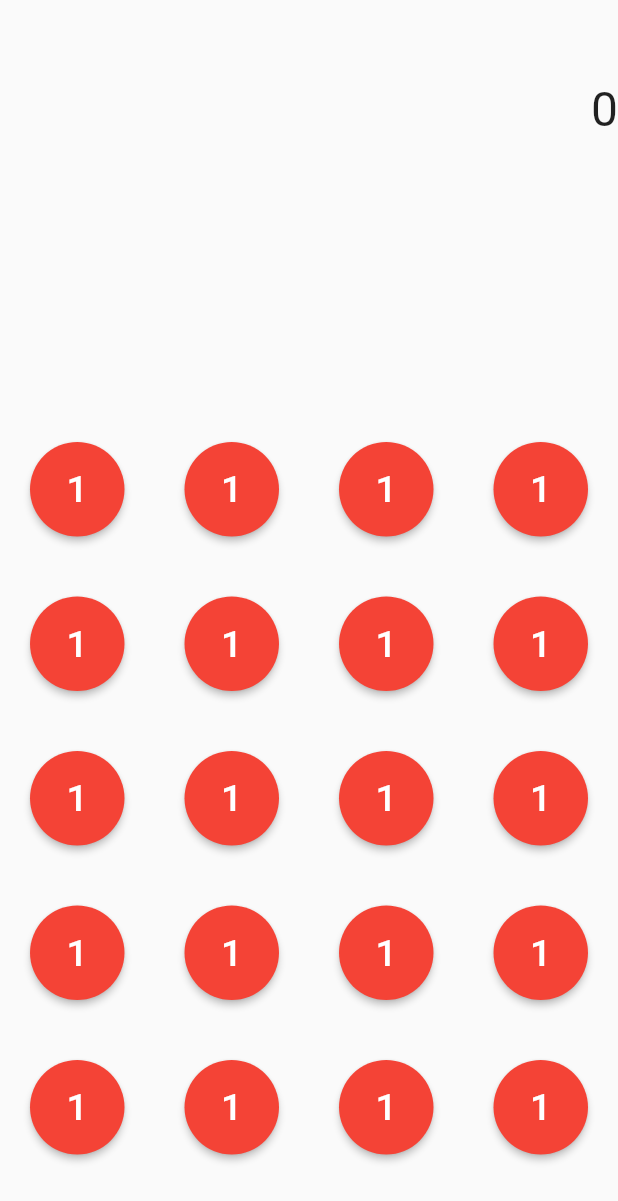
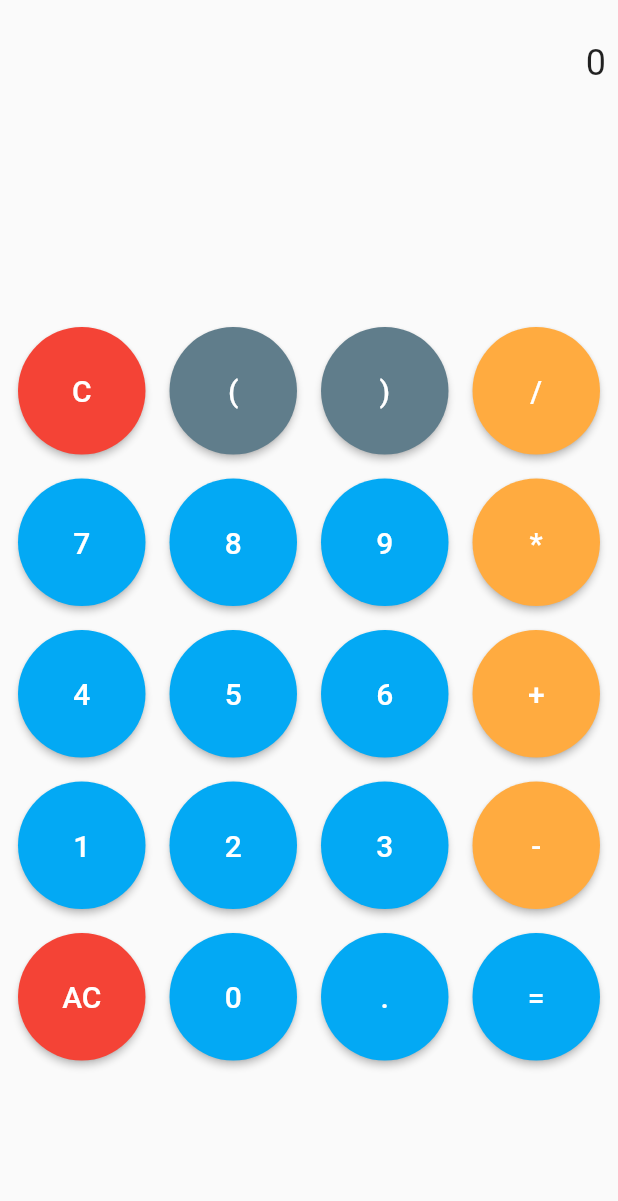
Before and after one commit to SaileshAcharya1229/calculator_Flutter, a Flutter app: the screen it shows after launch, on a phone screen of 412 x 824 dp. Shown: the top 1201 px of the screen. Run offline on Flutter 3.47's test engine with Material 2 defaults, Android fonts, the phone set to English and light mode, and no system bars; our stand-ins replace math_expressions.

Commit message:
almost completing the project except good UI

```diff
--- a/lib/calculator.dart
+++ b/lib/calculator.dart
@@ -1,4 +1,5 @@
 import 'package:flutter/material.dart';
+import 'package:math_expressions/math_expressions.dart';
 
 class Calculator extends StatefulWidget {
   const Calculator({super.key});
@@ -10,35 +11,61 @@ class Calculator extends StatefulWidget {
 class _CalculatorState extends State<Calculator> {
   String userInput = " ";
   String result = "0";
+
+  List<String> buttonsList = [
+    'C',
+    '(',
+    ')',
+    '/',
+    '7',
+    '8',
+    '9',
+    '*',
+    '4',
+    '5',
+    '6',
+    '+',
+    '1',
+    '2',
+    '3',
+    '-',
+    'AC',
+    '0',
+    '.',
+    '=',
+  ];
+
   @override
   Widget build(BuildContext context) {
     return SafeArea(
-        child: Scaffold(
-      body: Column(
-        children: [
-          Flexible(child: resultWidget(), flex: 1),
-          Flexible(child: buttonsWidget(), flex: 2),
-        ],
+      child: Scaffold(
+        body: Column(
+          children: [
+            Flexible(child: resultWidget(), flex: 1),
+            Flexible(child: buttonsWidget(), flex: 3),
+          ],
+        ),
       ),
-    ));
+    );
   }
 
   Widget resultWidget() {
     return Column(
       children: [
         Container(
-          padding: EdgeInsets.all(8),
+          padding: EdgeInsets.symmetric(horizontal: 8),
           alignment: Alignment.centerRight,
           child: Text(
             userInput,
-            style: TextStyle(fontSize: 32),
+            style: TextStyle(fontSize: 24),
           ),
         ),
         Container(
+          padding: const EdgeInsets.symmetric(horizontal: 8),
           alignment: Alignment.centerRight,
           child: Text(
             result,
-            style: TextStyle(fontSize: 32),
+            style: TextStyle(fontSize: 24),
           ),
         )
       ],
@@ -48,27 +75,100 @@ class _CalculatorState extends State<Calculator> {
   Widget buttonsWidget() {
     return GridView.builder(
       itemCount: 20,
-      gridDelegate:
-          const SliverGridDelegateWithFixedCrossAxisCount(crossAxisCount: 4),
+      gridDelegate: const SliverGridDelegateWithFixedCrossAxisCount(
+        crossAxisCount: 4,
+        mainAxisSpacing: 8,
+        crossAxisSpacing: 8,
+      ),
+      padding: const EdgeInsets.all(8),
       itemBuilder: (BuildContext context, int index) {
-        return button("1");
+        return button(buttonsList[index]);
       },
     );
   }
 
   Widget button(String text) {
     return Container(
-      margin: EdgeInsets.all(20),
+      margin: EdgeInsets.all(4),
       child: MaterialButton(
-        onPressed: () {},
-        color: Colors.red,
+        onPressed: () {
+          setState(() {
+            handledButtonPressed(text);
+          });
+        },
+        color: getColor(text),
         textColor: Colors.white,
         child: Text(
           text,
-          style: const TextStyle(fontSize: 25),
+          style: const TextStyle(fontSize: 20),
         ),
         shape: CircleBorder(),
+        padding: const EdgeInsets.all(16),
       ),
     );
   }
+
+  void handledButtonPressed(String text) {
+    if (text == "AC") {
+      userInput = "";
+      result = "0";
+      return;
+    }
+    if (text == "C") {
+      userInput = userInput.substring(0, userInput.length - 1);
+      return;
+    }
+
+    if (text == "=") {
+      result = calculate();
+      if (result.endsWith(".0")) result = result.replaceAll(".0", "");
+      return;
+    }
+    userInput = userInput + text;
+  }
+
+  bool _isValidExpression(String input) {
+    // Basic check for invalid characters, sequences, etc.
+    // This is a simple example; you might want to use a more robust method.
+    final validCharacters = RegExp(r'^[0-9\+\-\*/\(\)\.]*$');
+    return validCharacters.hasMatch(input);
+  }
+
+  String calculate() {
+    try {
+      if (!_isValidExpression(userInput)) {
+        return "Error";
+      }
+      var exp = Parser().parse(userInput);
+      var evaluation = exp.evaluate(EvaluationType.REAL, ContextModel());
+      return evaluation.toString();
+    } catch (e) {
+      return "Error";
+    }
+  }
+
+  // String calculate() {
+  //   try {
+  //     print('User Input: $userInput');
+  //     var exp = Parser().parse(userInput);
+  //     var evaluation = exp.evaluate(EvaluationType.REAL, ContextModel());
+  //     return evaluation.toString();
+  //   } catch (e) {
+  //     print('Error: $e');
+  //     return "Error";
+  //   }
+  // }
+
+  Color getColor(String text) {
+    if (text == "/" || text == "*" || text == "+" || text == "-") {
+      return Colors.orangeAccent;
+    }
+    if (text == "C" || text == "AC") {
+      return Colors.red;
+    }
+    if (text == "(" || text == ")") {
+      return Colors.blueGrey;
+    }
+    return Colors.lightBlue;
+  }
 }
```
Also changed, not shown: pubspec.yaml (+4 -5 lines), pubspec.lock.
